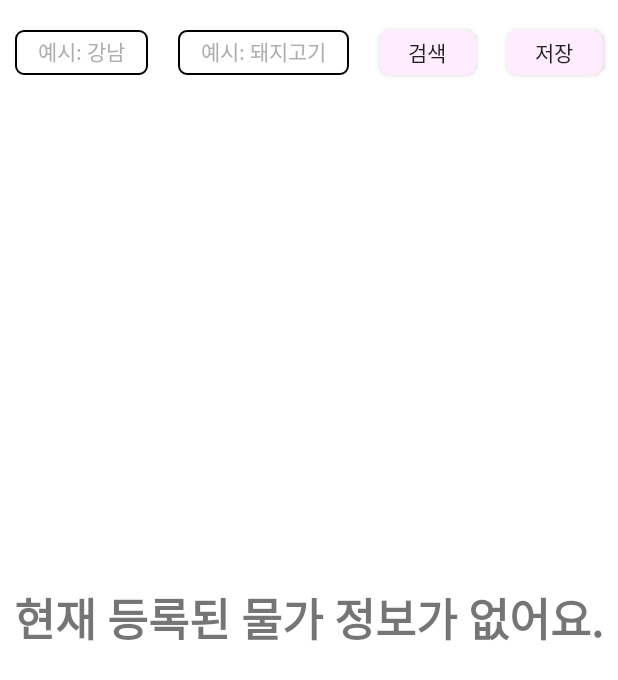
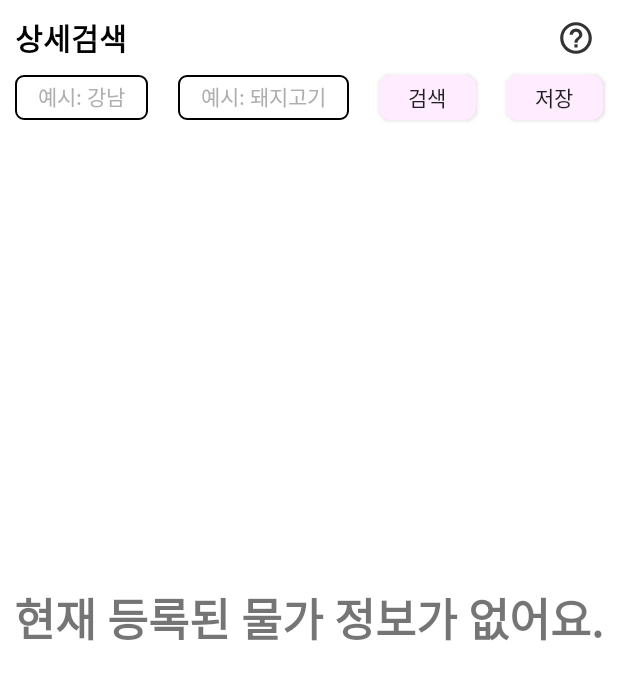
Before and after one commit to koSim97/mulgaTalkTalk_public, an Android app: the layout fragment_search.xml on its own in the app's theme, with its tools: preview values and no code run, on a phone screen of 412 x 824 dp. Shown: the top 680 px of the screen. Run offline under Robolectric (Android 15) with nearby library versions, the phone set to English and light mode, and no system bars; network calls fail.

Commit message:
[SIM] 상세검색 ui 수정

```diff
--- /dev/null
+++ b/app/src/main/res/drawable-anydpi/ic_help_icon.xml
@@ -0,0 +1,11 @@
+<vector xmlns:android="http://schemas.android.com/apk/res/android"
+    android:width="24dp"
+    android:height="24dp"
+    android:viewportWidth="24"
+    android:viewportHeight="24"
+    android:tint="#000000"
+    android:alpha="0.8">
+  <path
+      android:fillColor="@android:color/white"
+      android:pathData="M11,18h2v-2h-2v2zM12,2C6.48,2 2,6.48 2,12s4.48,10 10,10 10,-4.48 10,-10S17.52,2 12,2zM12,20c-4.41,0 -8,-3.59 -8,-8s3.59,-8 8,-8 8,3.59 8,8 -3.59,8 -8,8zM12,6c-2.21,0 -4,1.79 -4,4h2c0,-1.1 0.9,-2 2,-2s2,0.9 2,2c0,2 -3,1.75 -3,5h2c0,-2.25 3,-2.5 3,-5 0,-2.21 -1.79,-4 -4,-4z"/>
+</vector>
--- a/app/src/main/res/layout/fragment_search.xml
+++ b/app/src/main/res/layout/fragment_search.xml
@@ -15,13 +15,37 @@
         android:layout_height="match_parent"
         android:background="@color/white">
 
+        <TextView
+            android:id="@+id/search_title"
+            android:layout_width="wrap_content"
+            android:layout_height="wrap_content"
+            android:layout_marginTop="10dp"
+            android:layout_marginStart="10dp"
+            android:fontFamily="@font/roboto_bold"
+            android:text="상세검색"
+            android:textColor="@color/black"
+            android:textSize="20dp"
+            app:layout_constraintStart_toStartOf="parent"
+            app:layout_constraintTop_toTopOf="parent"/>
+
+        <Button
+            android:id="@+id/help_btn"
+            android:layout_width="25dp"
+            android:layout_height="25dp"
+            android:layout_marginEnd="15dp"
+            android:layout_marginTop="10dp"
+            android:background="@drawable/ic_help_icon"
+            app:layout_constraintBottom_toBottomOf="@+id/search_title"
+            app:layout_constraintEnd_toEndOf="parent"
+            app:layout_constraintTop_toTopOf="parent" />
+
         <EditText
             android:id="@+id/et_region_search"
             android:layout_width="wrap_content"
             android:layout_height="30dp"
             android:layout_marginStart="10dp"
-            android:layout_marginTop="20dp"
             android:layout_marginEnd="10dp"
+            android:layout_marginTop="10dp"
             android:background="@drawable/edit_box_shape"
             android:fontFamily="@font/roboto_regular"
             android:hint="   예시: 강남   "
@@ -36,15 +60,16 @@
             app:layout_constraintBottom_toBottomOf="@+id/et_product_search"
             app:layout_constraintEnd_toStartOf="@+id/et_product_search"
             app:layout_constraintHorizontal_bias="0.5"
-            app:layout_constraintStart_toStartOf="parent" />
+            app:layout_constraintStart_toStartOf="parent"
+            app:layout_constraintTop_toBottomOf="@+id/search_title" />
 
         <EditText
             android:id="@+id/et_product_search"
             android:layout_width="wrap_content"
             android:layout_height="30dp"
             android:layout_marginStart="10dp"
-            android:layout_marginTop="20dp"
             android:layout_marginEnd="10dp"
+            android:layout_marginTop="10dp"
             android:background="@drawable/edit_box_shape"
             android:fontFamily="@font/roboto_regular"
             android:hint="   예시: 돼지고기   "
@@ -56,7 +81,7 @@
             android:textColor="@color/black"
             android:textColorHint="#AEAEAE"
             android:textSize="14dp"
-            app:layout_constraintBottom_toBottomOf="@+id/search_btn"
+            app:layout_constraintTop_toBottomOf="@+id/search_title"
             app:layout_constraintEnd_toStartOf="@+id/search_btn"
             app:layout_constraintHorizontal_bias="0.5"
             app:layout_constraintStart_toEndOf="@+id/et_region_search" />
@@ -66,8 +91,8 @@
             android:layout_width="0dp"
             android:layout_height="30dp"
             android:layout_marginStart="10dp"
-            android:layout_marginTop="20dp"
             android:layout_marginEnd="10dp"
+            android:layout_marginTop="10dp"
             android:background="@drawable/btn_selector"
             android:fontFamily="@font/roboto_regular"
             android:onClick="@{()-> viewModel.clickSearchBtn(etRegionSearch.getText().toString(), etProductSearch.getText().toString())}"
@@ -75,15 +100,15 @@
             app:layout_constraintEnd_toStartOf="@+id/save_btn"
             app:layout_constraintHorizontal_bias="0.5"
             app:layout_constraintStart_toEndOf="@+id/et_product_search"
-            app:layout_constraintTop_toTopOf="parent" />
+            app:layout_constraintTop_toBottomOf="@+id/search_title"/>
 
         <Button
             android:id="@+id/save_btn"
             android:layout_width="0dp"
             android:layout_height="30dp"
             android:layout_marginStart="10dp"
-            android:layout_marginTop="20dp"
             android:layout_marginEnd="10dp"
+            android:layout_marginTop="10dp"
             android:background="@drawable/btn_selector"
             android:fontFamily="@font/roboto_regular"
             android:onClick="@{()-> viewModel.saveFavorite(etRegionSearch.getText().toString(), etProductSearch.getText().toString())}"
@@ -91,7 +116,7 @@
             app:layout_constraintEnd_toEndOf="parent"
             app:layout_constraintHorizontal_bias="0.5"
             app:layout_constraintStart_toEndOf="@+id/search_btn"
-            app:layout_constraintTop_toTopOf="parent" />
+            app:layout_constraintTop_toBottomOf="@+id/search_title" />
 
         <androidx.recyclerview.widget.RecyclerView
             android:id="@+id/search_rv"
```
Also changed, not shown: app/src/main/res/drawable-hdpi/ic_help_icon.png (added), app/src/main/res/drawable-mdpi/ic_help_icon.png (added), app/src/main/res/drawable-xhdpi/ic_help_icon.png (added), app/src/main/res/drawable-xxhdpi/ic_help_icon.png (added).
